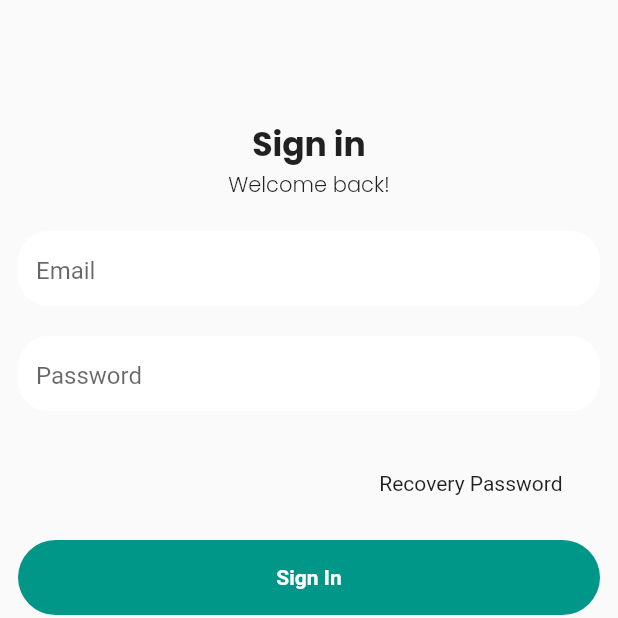
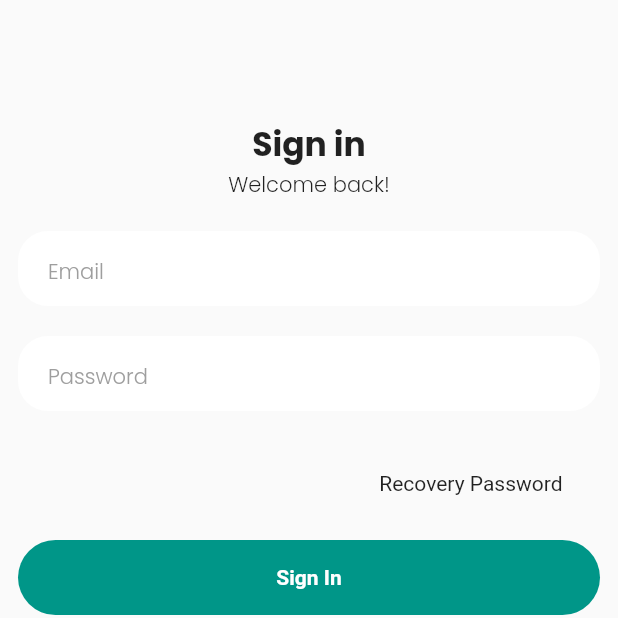
Before and after one commit to JamshaidMallik/amenities_fyp, a Flutter app: the screen it shows after launch, on a phone screen of 412 x 824 dp, the top half of it. Run offline on Flutter 3.47's test engine with Material 2 defaults, Android fonts, the phone set to English and light mode, and no system bars; our stand-ins replace awesome_dialog, cloud_firestore, dotted_border, firebase_auth, firebase_core, firebase_storage and 4 more; accounts and stored records are empty.

Commit message:
textfiled set

```diff
--- a/lib/main.dart
+++ b/lib/main.dart
@@ -32,7 +32,8 @@ class MyApp extends StatelessWidget {
       theme: ThemeData(
         appBarTheme: const AppBarTheme(
           color: Colors.teal
-        )
+        ),
+
       ),
       home: StreamBuilder(
         stream: AuthController().auth.authStateChanges(),
--- a/lib/widgets/custom_text_field.dart
+++ b/lib/widgets/custom_text_field.dart
@@ -1,22 +1,29 @@
 import 'package:flutter/material.dart';
 
 import '../constant.dart';
-Widget customTextField({TextEditingController? controller ,required String hintText, Icon? suffixIcon, bool? readOnly}) {
+Widget customTextField({TextEditingController? controller ,required String hintText, Icon? suffixIcon, bool? readOnly, Function(String)? onSubmitted}) {
   return Container(
     height: 50,
     width: double.infinity,
     decoration: BoxDecoration(
         color: kWhiteColor,
         borderRadius: BorderRadius.circular(20)),
-    child: Padding(
-      padding: const EdgeInsets.only(left: 12),
-      child: TextField(
-        readOnly: readOnly ?? false,
-        controller: controller,
-        textAlignVertical: TextAlignVertical.center,
-        decoration:  InputDecoration(
-            hintText: hintText, border: InputBorder.none),
-      ),
+    child: TextField(
+      cursorColor: kPrimaryColor,
+      onSubmitted: onSubmitted,
+      readOnly: readOnly ?? false,
+      controller: controller,
+      textAlignVertical: TextAlignVertical.center,
+      decoration: InputDecoration(
+        hintStyle: kPrimaryGrayText.copyWith(
+          fontSize: 14.0
+        ),
+          focusedBorder: OutlineInputBorder(
+              borderSide: const BorderSide(color: kPrimaryColor),
+          borderRadius: BorderRadius.circular(25),
+          ),
+          contentPadding: const EdgeInsets.symmetric(horizontal: 20.0, vertical: 10.0),
+          hintText: hintText, border: InputBorder.none),
     ),
   );
 }
```
Also changed, not shown: lib/screens/seller_screens/seller_add_product.dart (+10 -6 lines).
